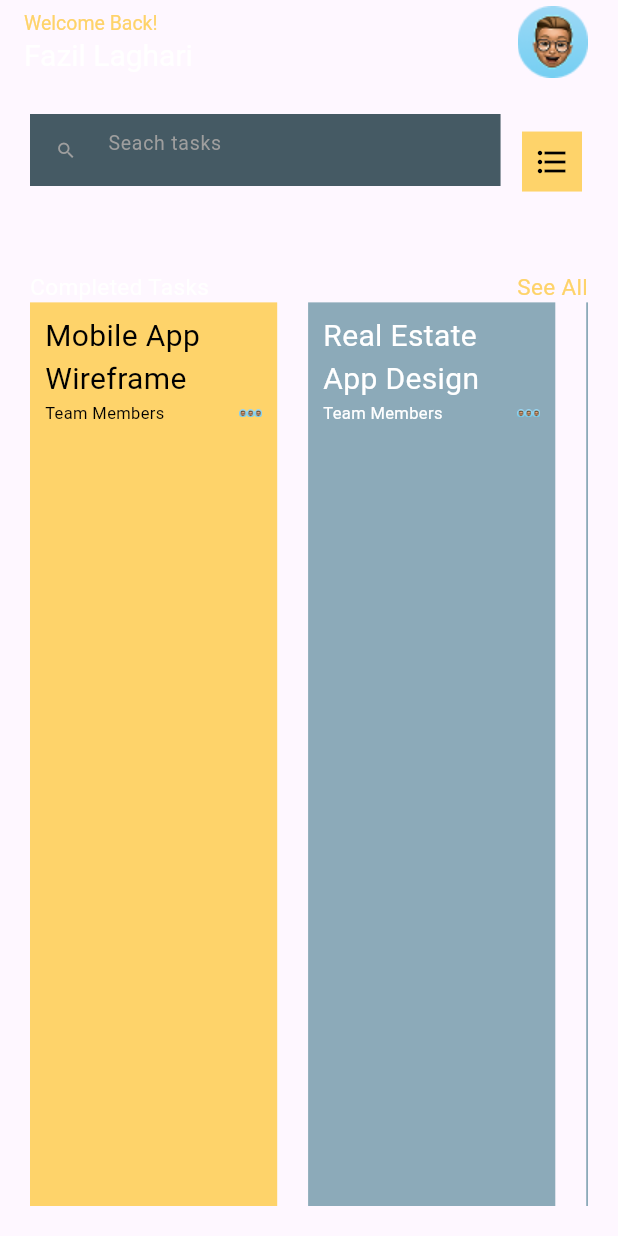
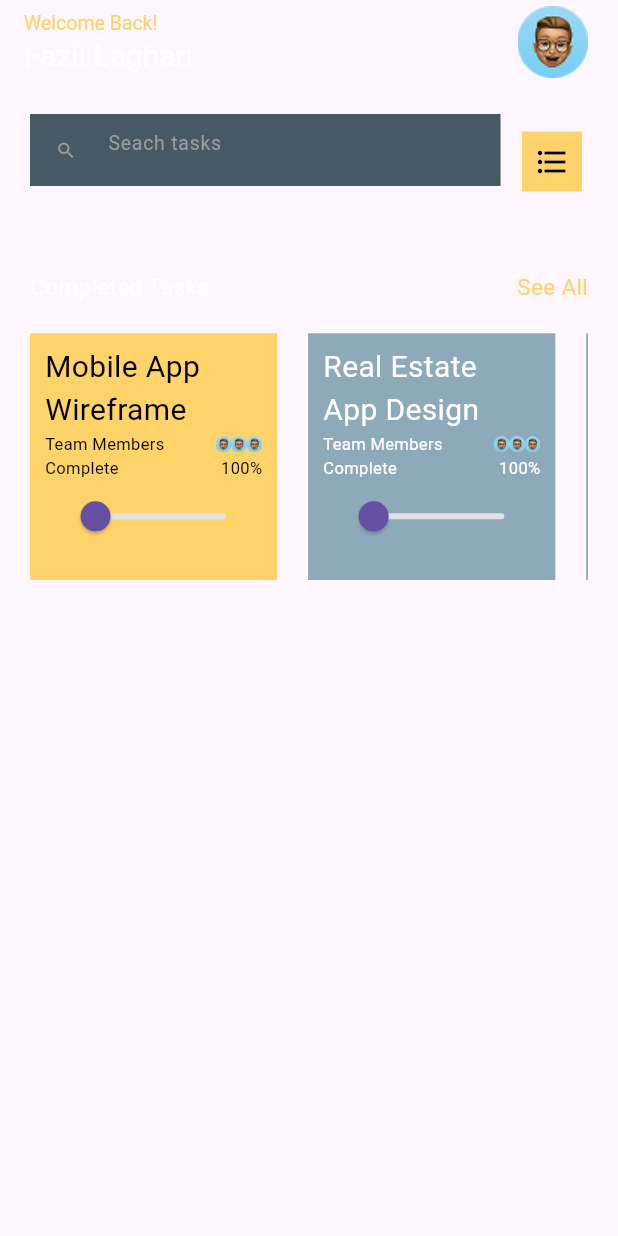
Before and after one commit to savin2005/todo_app_new, a Flutter app: the HomescreenScreenView screen opened directly, on a phone screen of 412 x 824 dp. Run offline on Flutter 3.47's test engine with Material 3 defaults, Android fonts, the phone set to English and light mode, and no system bars; our stand-ins replace font_awesome_flutter, get, google_fonts; Roboto replaces fonts that are missing (Playfair).

Commit message:
Updated UI for home screen

```diff
--- a/lib/main.dart
+++ b/lib/main.dart
@@ -1,5 +1,5 @@
 import 'package:flutter/material.dart';
-import 'package:todo_app_new/view/screen/homescreen.dart';
+
 import 'package:todo_app_new/view/splashscreen/splashscreen.dart';
 
 void main() {
@@ -17,7 +17,7 @@
       theme: ThemeData.light(),
       darkTheme: ThemeData.dark(),
       themeMode: ThemeMode.system,
-      home: HomescreenScreenView(),
+      home: SplashscreenView(),
     );
   }
 }
--- a/lib/view/screen/homescreen.dart
+++ b/lib/view/screen/homescreen.dart
@@ -85,8 +85,10 @@ class HomescreenScreenView extends StatelessWidget {
                   style: AppServices.fs16primary,
                 )
               ],
-            ),
-            Expanded(
+            ),Gap.vartical(MediaQuery.of(context).size.height / 40),
+
+            SizedBox(
+              height: MediaQuery.of(context).size.height / 5,
               child: ListView.separated(
                 separatorBuilder: (context, index) {
                   return Gap.horizontal(MediaQuery.of(context).size.width / 20);
--- a/lib/view/screen/widgets/task_completed.dart
+++ b/lib/view/screen/widgets/task_completed.dart
@@ -1,13 +1,17 @@
 import 'package:flutter/material.dart';
+import 'package:get/get.dart';
 import 'package:todo_app_new/model/task_projects.dart';
 import 'package:todo_app_new/model/utils/appcolor.dart';
 import 'package:todo_app_new/model/utils/appicons.dart';
 import 'package:todo_app_new/model/utils/appservices.dart';
+import 'package:todo_app_new/viewmodel/controller/controlers.dart';
 
 class TaskCompletedScreenView extends StatelessWidget {
   TaskProjects data;
   int index;
   TaskCompletedScreenView({super.key, required this.data, required this.index});
+  Controlers getxcontloer = Get.put(Controlers())
+  ;
 
   @override
   Widget build(BuildContext context) {
@@ -33,22 +37,31 @@ class TaskCompletedScreenView extends StatelessWidget {
                         : AppServices.fs11white),
                 Row(
                   children: [
-                    Image.asset(
-                      AppIcons.profilephoto,
-                      width: MediaQuery.of(context).size.width / 80,
-                    ),
-                    Image.asset(
-                      AppIcons.profilephoto,
-                      width: MediaQuery.of(context).size.width / 80,
-                    ),
-                    Image.asset(
-                      AppIcons.profilephoto,
-                      width: MediaQuery.of(context).size.width / 80,
-                    ),
+                    Image.asset(AppIcons.profilephoto,
+                        width: MediaQuery.of(context).size.width / 40),
+                    Image.asset(AppIcons.profilephoto,
+                        width: MediaQuery.of(context).size.width / 40),
+                    Image.asset(AppIcons.profilephoto,
+                        width: MediaQuery.of(context).size.width / 40),
                   ],
                 )
               ],
-            )
+            ),
+            Row(  mainAxisAlignment: MainAxisAlignment.spaceBetween,
+              children: [
+                Text("Complete",
+                    style: index == 0
+                        ? AppServices.fs11black
+                        : AppServices.fs11white),
+                Text("100%",
+                    style: index == 0
+                        ? AppServices.fs11black
+                        : AppServices.fs11white),
+              ],
+            ),
+            Slider(value: getxcontloer.qpacity.value , onChanged: (value) {
+
+            },)
           ],
         ),
       ),
--- a/lib/view/splashscreen/splashscreen.dart
+++ b/lib/view/splashscreen/splashscreen.dart
@@ -1,3 +1,5 @@
+import 'dart:async';
+
 import 'package:flutter/material.dart';
 import 'package:todo_app_new/model/components/button.dart';
 import 'package:todo_app_new/model/utils/appcolor.dart';
@@ -6,8 +8,20 @@ import 'package:todo_app_new/model/utils/appservices.dart';
 
 import 'package:todo_app_new/view/auth/login_screen.dart';
 
-class SplashscreenView extends StatelessWidget {
+class SplashscreenView extends StatefulWidget {
   const SplashscreenView({super.key});
+
+  @override
+  State<SplashscreenView> createState() => _SplashscreenViewState();
+}
+
+class _SplashscreenViewState extends State<SplashscreenView> {
+  @override
+  void initState() {
+    // TODO: implement initState
+    super.initState();
+    Timer(Duration(seconds: 3), () {});
+  }
 
   @override
   Widget build(BuildContext context) {
--- /dev/null
+++ b/lib/viewmodel/controller/controlers.dart
@@ -0,0 +1,5 @@
+import 'package:get/get.dart';
+
+class Controlers  extends GetxController{
+  RxDouble qpacity = .10.obs;
+}
```
